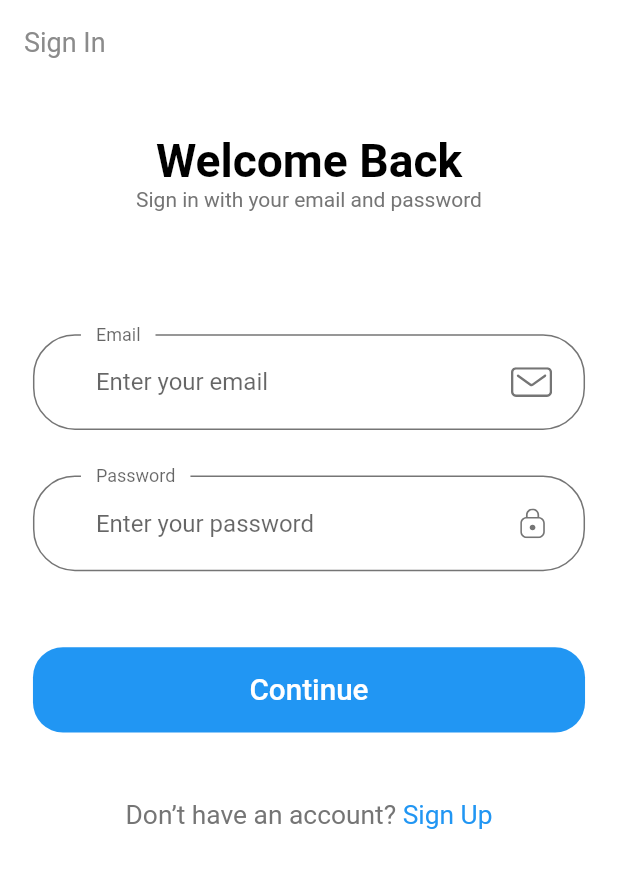
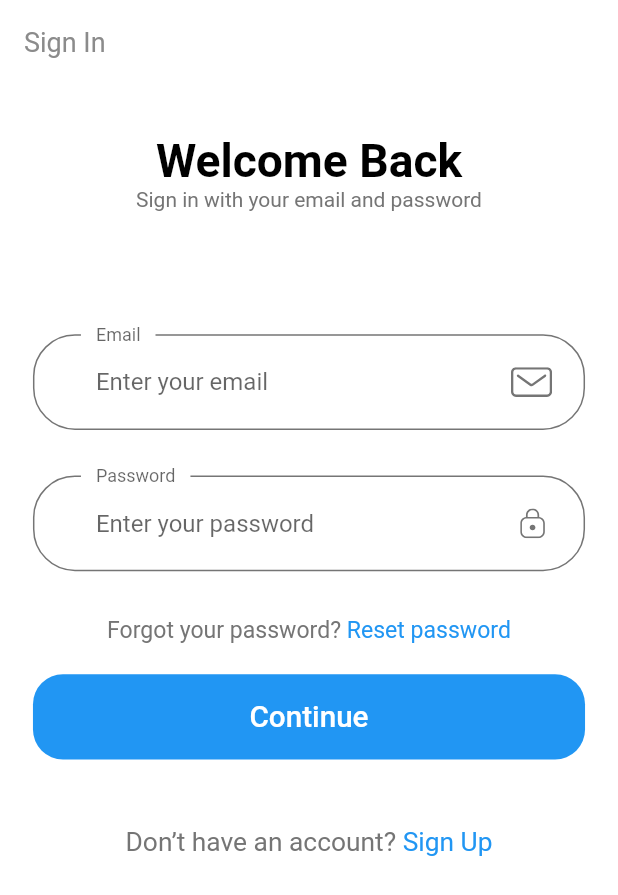
Before and after one commit to Freedgy/freedgy_mobile_app, a Flutter app: the screen it shows after launch, on a phone screen of 412 x 824 dp. Shown: the top 895 px of the screen. Run offline on Flutter 3.47's test engine with Material 2 defaults, Android fonts, the phone set to English and light mode, and no system bars; our stand-ins replace flutter_svg; Roboto replaces fonts that are missing (Muli).

Commit message:
[ADD] reset password page

```diff
--- a/lib/config/routes.dart
+++ b/lib/config/routes.dart
@@ -2,8 +2,10 @@ import 'package:flutter/widgets.dart';
 
 import 'package:mobile_app/pages/auth/sign_in/sign_in.dart';
 import 'package:mobile_app/pages/auth/sign_up/sign_up.dart';
+import 'package:mobile_app/pages/auth/reset_pass/reset_pass.dart';
 
 final Map<String, WidgetBuilder> routes = {
   SignIn.routeName: (context) => SignIn(),
   SignUp.routeName: (context) => SignUp(),
+  ResetPassword.routeName: (context) => ResetPassword(),
 };
--- a/lib/main.dart
+++ b/lib/main.dart
@@ -3,10 +3,9 @@ import 'package:flutter/material.dart';
 import 'package:mobile_app/config/theme.dart';
 import 'package:mobile_app/config/routes.dart';
 import 'package:mobile_app/pages/auth/sign_in/sign_in.dart';
-import 'package:flutter_riverpod/flutter_riverpod.dart';
 
 void main() {
-  runApp(ProviderScope(child: MyApp()));
+  runApp(MyApp());
 }
 
 class MyApp extends StatelessWidget {
--- a/lib/pages/auth/sign_in/sign_in_form.dart
+++ b/lib/pages/auth/sign_in/sign_in_form.dart
@@ -5,7 +5,7 @@ import 'package:mobile_app/config/constants.dart';
 import 'package:mobile_app/components/form_error.dart';
 import 'package:mobile_app/components/default_button.dart';
 import 'package:mobile_app/components/custom_surfix_icon.dart';
-import 'package:mobile_app/pages/auth/sign_up/sign_up.dart';
+import 'package:mobile_app/pages/auth/reset_pass/reset_pass.dart';
 
 class SignForm extends StatefulWidget {
   @override
@@ -49,6 +49,7 @@ class _SignFormState extends State<SignForm> {
             ],
           ),
           FormError(errors: errors),
+          ResetPasswordText(),
           SizedBox(height: getScreenHeight(20)),
           DefaultButton(
             text: "Continue",
@@ -56,7 +57,7 @@ class _SignFormState extends State<SignForm> {
               if (_formKey.currentState.validate()) {
                 _formKey.currentState.save();
                 print("sign in");
-                Navigator.pushNamed(context, SignUp.routeName);
+                // Navigator.pushNamed(context, SignUp.routeName);
               }
             },
           ),
@@ -127,3 +128,29 @@ class _SignFormState extends State<SignForm> {
     );
   }
 }
+
+class ResetPasswordText extends StatelessWidget {
+  const ResetPasswordText({
+    Key key,
+  }) : super(key: key);
+
+  @override
+  Widget build(BuildContext context) {
+    return Row(
+      mainAxisAlignment: MainAxisAlignment.center,
+      children: [
+        Text(
+          "Forgot your password? ",
+          style: TextStyle(fontSize: getScreenWidth(14)),
+        ),
+        GestureDetector(
+          onTap: () => Navigator.pushNamed(context, ResetPassword.routeName),
+          child: Text(
+            "Reset password",
+            style: TextStyle(fontSize: getScreenWidth(14), color: PrimaryColor),
+          ),
+        ),
+      ],
+    );
+  }
+}
--- a/pubspec.yaml
+++ b/pubspec.yaml
@@ -28,8 +28,8 @@ dependencies:
   # The following adds the Cupertino Icons font to your application.
   # Use with the CupertinoIcons class for iOS style icons.
   cupertino_icons: ^1.0.0
-  flutter_svg: ^0.18.0
-  flutter_riverpod: ^0.14.0+1
+  flutter_svg: ^0.20.0-nullsafety.3
+
 
 dev_dependencies:
   flutter_test:
```
Also changed, not shown: lib/pages/auth/reset_pass/reset_pass.dart (added, +60 -0 lines), lib/pages/auth/reset_pass/reset_pass_form.dart (added, +97 -0 lines), pubspec.lock, 1 other file.
